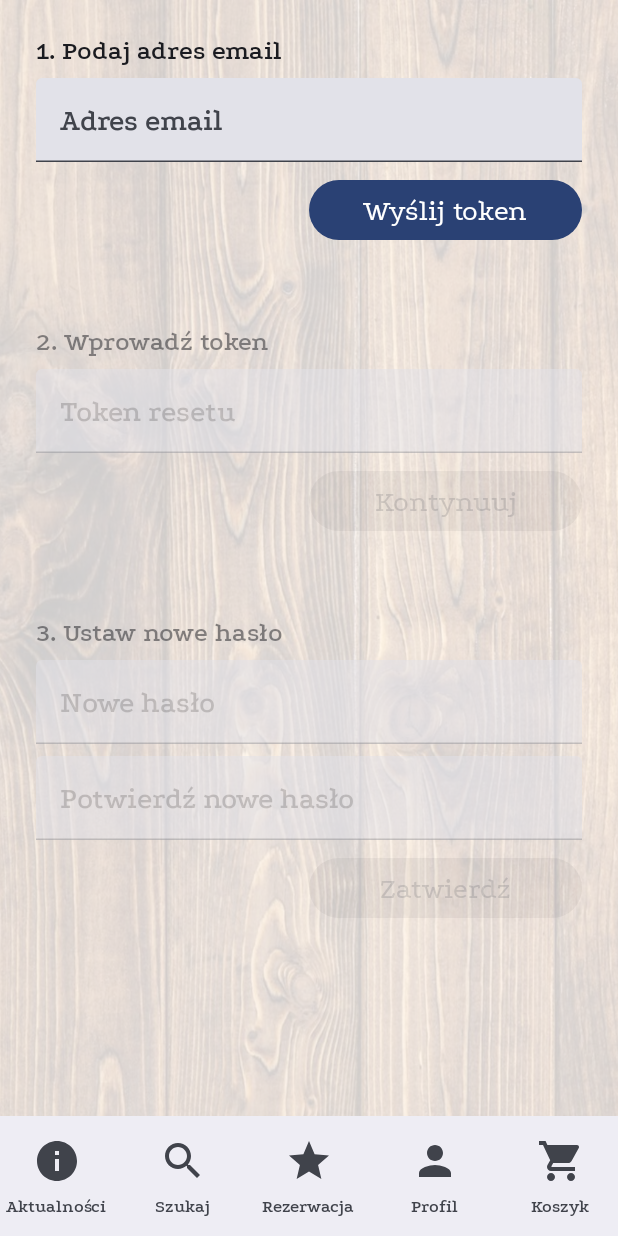
After one commit to JakubWieclaw/restaurant_management_app, an Android app built with Jetpack Compose: the PasswordResetScreen screen opened through its navigation route, on a phone screen of 412 x 824 dp. The commit adds this screen. Run offline under Robolectric (Android 15) with nearby library versions, the phone set to English and light mode, and no system bars; 1 statement that could not run was skipped.

Commit message:
Add password resetting procedure

```diff
--- a/app/src/main/java/com/example/restaurantmanagementapp/HomeScreen/Navigation.kt
+++ b/app/src/main/java/com/example/restaurantmanagementapp/HomeScreen/Navigation.kt
@@ -8,6 +8,7 @@ import com.example.restaurantmanagementapp.LoginScreen.LoginScreen
 import com.example.restaurantmanagementapp.CartScreen.CartScreen
 import com.example.restaurantmanagementapp.CartScreen.PaymentConfirm
 import com.example.restaurantmanagementapp.FavouriteMealsScreen.FavouriteMeals
+import com.example.restaurantmanagementapp.LoginScreen.PasswordResetScreen
 import com.example.restaurantmanagementapp.MealListScreen.MealList
 import com.example.restaurantmanagementapp.MealDetailsScreen.MealScreen
 import com.example.restaurantmanagementapp.RestaurantInfoScreen.RestaurantInfo
@@ -82,7 +83,9 @@ fun SetupNavGraph(
         composable("suggestionform"){
             SuggestionForm(authViewModel=authViewModel,navController=navController)
         }
-
+        composable("passwordreset"){
+            PasswordResetScreen(navController)
+        }
         composable("paymentconfirm"){
             PaymentConfirm(orderViewModel=orderViewModel,authViewModel=authViewModel,navController = navController)
         }
--- a/app/src/main/java/com/example/restaurantmanagementapp/HomeScreen/SplashScreen.kt
+++ b/app/src/main/java/com/example/restaurantmanagementapp/HomeScreen/SplashScreen.kt
@@ -137,6 +137,7 @@ fun SplashScreen(categoriesViewModel: CategoriesViewModel, mealsViewModel: Meals
         //mealsViewModel.meals = TestData.mealListSample
 
         navigateToScreen("restaurantinfo", navController)
+        //navigateToScreen("passwordreset",navController)
     }
 
     // UI
--- /dev/null
+++ b/app/src/main/java/com/example/restaurantmanagementapp/LoginScreen/PasswordResetScreen.kt
@@ -0,0 +1,247 @@
+package com.example.restaurantmanagementapp.LoginScreen
+
+import android.widget.Toast
+import androidx.compose.foundation.layout.*
+import androidx.compose.material3.*
+import androidx.compose.runtime.*
+import androidx.compose.ui.Alignment
+import androidx.compose.ui.Modifier
+import androidx.compose.ui.draw.alpha
+import androidx.compose.ui.platform.LocalContext
+import androidx.compose.ui.text.input.PasswordVisualTransformation
+import androidx.compose.ui.unit.dp
+import androidx.compose.ui.unit.sp
+import androidx.navigation.NavController
+import com.example.restaurantmanagementapp.HomeScreen.navigateToScreen
+import com.example.restaurantmanagementapp.apithings.CallbackHandler
+import com.example.restaurantmanagementapp.apithings.RequestClasses.CouponServer
+import com.example.restaurantmanagementapp.apithings.RetrofitInstance
+import com.google.gson.Gson
+import com.google.gson.reflect.TypeToken
+
+@Composable
+fun PasswordResetScreen(navController: NavController) {
+    var currentStep by remember { mutableStateOf(1) } // Śledzi aktualny krok
+    var email by remember { mutableStateOf("") }
+    var resetToken by remember { mutableStateOf("") }
+    var password by remember { mutableStateOf("") }
+    var confirmPassword by remember { mutableStateOf("") }
+    var message1 by remember { mutableStateOf("") }
+    var message2 by remember { mutableStateOf("") }
+    var message3 by remember { mutableStateOf("") }
+    val context = LocalContext.current
+
+    Column(
+        modifier = Modifier
+            .fillMaxSize()
+            .padding(16.dp),
+        horizontalAlignment = Alignment.CenterHorizontally
+    ) {
+        // Sekcja Kroku 1: Podanie Emaila
+        StepContent(
+            stepNumber = 1,
+            currentStep = currentStep,
+            title = "1. Podaj adres email",
+        ) {
+            TextField(
+                value = email,
+                onValueChange = { email = it;message1="" },
+                label = { Text("Adres email") },
+                enabled = currentStep == 1,
+                modifier = Modifier.fillMaxWidth()
+            )
+            Spacer(modifier = Modifier.height(8.dp))
+            Row(modifier = Modifier.fillMaxWidth()){
+                Spacer(modifier = Modifier.weight(0.5f))
+                Button(
+                    onClick = {
+                        try{
+                            val response = RetrofitInstance.api.forgotPassword(email = email)
+                            response.enqueue(
+                                CallbackHandler(
+                                    onSuccess = { responseBody ->
+                                        message1 = "Sukces! Sprawdź pocztę email"
+                                        currentStep = 2
+                                    },
+                                    onError = {code, errorBody ->
+                                        if(code==204){
+                                            message1 = "Sukces! Sprawdź pocztę email"
+                                            currentStep = 2
+                                        }else{
+                                            message1 = "Błąd serwera, spróbuj ponownie"
+                                            println("\t* Błąd: $code")
+                                            println("\t* Treść błędu: $errorBody")}
+                                        }
+                                        ,
+                                    onFailure = {throwable ->
+                                        println("\t* Request failed: ${throwable.message}")
+                                        message1 = "Odrzucono zapytanie"
+                                    }
+                                )
+                            )
+                        }catch (e: Exception){
+                            println("\t* Error: ${e.message}")
+                        }
+                              },
+                    enabled = currentStep == 1,
+                    modifier = Modifier.weight(0.5f)
+                ) {
+                    Text("Wyślij token")
+                }
+            }
+            Text(message1)
+        }
+
+        Spacer(modifier = Modifier.height(16.dp))
+
+        // Sekcja Kroku 2: Wprowadzenie tokena
+        StepContent(
+            stepNumber = 2,
+            currentStep = currentStep,
+            title = "2. Wprowadź token"
+        ) {
+            TextField(
+                value = resetToken,
+                onValueChange = { resetToken = it;message2="" },
+                label = { Text("Token resetu") },
+                enabled = currentStep == 2,
+                modifier = Modifier.fillMaxWidth()
+            )
+            Spacer(modifier = Modifier.height(8.dp))
+            Row(modifier = Modifier.fillMaxWidth()){
+                Spacer(modifier = Modifier.weight(0.5f))
+                Button(
+                    onClick = {
+                        try{
+                            val response = RetrofitInstance.api.getResetPassword(token = resetToken)
+                            response.enqueue(
+                                CallbackHandler(
+                                    onSuccess = { responseBody ->
+                                        message2 = "Wprowadzono token"
+                                        currentStep = 3
+                                    },
+                                    onError = {code, errorBody ->
+                                        if(code==204){
+                                            message2 = "Wprowadzono token"
+                                            currentStep = 2
+                                        }else{
+                                            if(code == 404){
+                                                message2 = "Błędny token"
+                                            }
+                                            println("\t* Błąd: $code")
+                                            println("\t* Treść błędu: $errorBody")}
+                                    },
+                                    onFailure = {throwable ->
+                                        println("\t* Request failed: ${throwable.message}")}
+                                )
+                            )
+                        }catch (e: Exception){
+                            println("\t* Error: ${e.message}")
+                        }
+                              },
+                    enabled = currentStep == 2,
+                    modifier = Modifier.weight(0.5f)
+                ) {
+                    Text("Kontynuuj")
+                }
+            }
+            Text(message2)
+        }
+
+        Spacer(modifier = Modifier.height(16.dp))
+
+        // Sekcja Kroku 3: Ustawienie nowego hasła
+        StepContent(
+            stepNumber = 3,
+            currentStep = currentStep,
+            title = "3. Ustaw nowe hasło"
+        ) {
+            TextField(
+                value = password,
+                onValueChange = { password = it },
+                label = { Text("Nowe hasło") },
+                visualTransformation = PasswordVisualTransformation(),
+                enabled = currentStep == 3,
+                modifier = Modifier.fillMaxWidth()
+            )
+            Spacer(modifier = Modifier.height(8.dp))
+            TextField(
+                value = confirmPassword,
+                onValueChange = { confirmPassword = it;message3="" },
+                label = { Text("Potwierdź nowe hasło") },
+                visualTransformation = PasswordVisualTransformation(),
+                enabled = currentStep == 3,
+                modifier = Modifier.fillMaxWidth()
+            )
+            Spacer(modifier = Modifier.height(8.dp))
+            Row(modifier = Modifier.fillMaxWidth()){
+                Spacer(modifier = Modifier.weight(0.5f))
+                Button(
+                    onClick = {
+                        if(password!=confirmPassword){
+                            message3 = "Hasła są różne"
+                        }else {
+                            try {
+                                val response = RetrofitInstance.api.postResetPassword(
+                                    token = resetToken,
+                                    newPassword = password
+                                )
+                                response.enqueue(
+                                    CallbackHandler(
+                                        onSuccess = { responseBody ->
+                                            navigateToScreen("loginscreen", navController)
+                                            Toast.makeText(context,"Pomyślnie zmieniono hasło",Toast.LENGTH_LONG).show()
+                                        },
+                                        onError = { code, errorBody ->
+                                            if(code==204){
+                                                navigateToScreen("loginscreen", navController)
+                                            }else {
+                                                println("\t* Błąd: $code")
+                                                println("\t* Treść błędu: $errorBody")
+                                            }
+                                                  },
+                                        onFailure = { throwable ->
+                                            println("\t* Request failed: ${throwable.message}")
+                                        }
+                                    )
+                                )
+                            } catch (e: Exception) {
+                                println("\t* Error: ${e.message}")
+                            }
+                        }
+                              },
+                    enabled = currentStep == 3,
+                    modifier = Modifier.weight(0.5f)
+                ) {
+                    Text("Zatwierdź")
+                }
+            }
+            Text(message3)
+        }
+    }
+}
+
+@Composable
+fun StepContent(
+    stepNumber: Int,
+    currentStep: Int,
+    title: String,
+    content: @Composable ColumnScope.() -> Unit
+) {
+    Column(
+        modifier = Modifier
+            .fillMaxWidth()
+            .padding(8.dp)
+            .then(
+                if (stepNumber > currentStep) Modifier.alpha(0.5f) else Modifier
+            ),
+        verticalArrangement = Arrangement.Center
+    ) {
+        Text(
+            text = title,
+            fontSize = 18.sp,
+            modifier = Modifier.padding(bottom= 8.dp)
+        )
+        content()
+    }
+}
--- a/app/src/main/java/com/example/restaurantmanagementapp/apithings/ApiService.kt
+++ b/app/src/main/java/com/example/restaurantmanagementapp/apithings/ApiService.kt
@@ -55,6 +55,8 @@ interface ApiService {
     @GET("api/coupons/validate")
     fun getCouponValidate(@Query("code")code:String,@Query("customerId")customerId:Int,@Query("mealId")mealId:Int, @Header("Authorization") token :String): Call<ResponseBody>
 
+
+
     //categpry-controller
     @GET("api/categories/all")
     fun getCategories(): Call<ResponseBody>
@@ -62,14 +64,15 @@ interface ApiService {
     //auth-controller
     @POST("auth/register")
     fun register(@Body request: RegisterRequest): Call<ResponseBody>
-//    @GET("auth/password-reset")
-//    fun getResetPassword(): Call<ResponseBody>
-//    @POST("/auth/password-reset")
-//    fun postResetPassword(@Body request: ResetPasswordRequest): Call<ResponseBody>
+    @GET("auth/password-reset")
+    fun getResetPassword(@Query("token") token:String ): Call<ResponseBody>
+    @POST("auth/password-reset")
+    fun postResetPassword(@Query("token") token:String, @Query("newPassword") newPassword:String): Call<ResponseBody>
+
     @POST("auth/login")
     fun login(@Body request: LoginRequest): Call<ResponseBody>
     @POST("/auth/forgot-password")
-    fun forgotPassword(@Body email: String): Call<ResponseBody>
+    fun forgotPassword(@Query("email") email: String): Call<ResponseBody>
 
     //table-reservation-controller
     @GET("/api/reservations/available-hours/{day}")
--- a/app/src/main/java/com/example/restaurantmanagementapp/viewmodels/AuthViewModel.kt
+++ b/app/src/main/java/com/example/restaurantmanagementapp/viewmodels/AuthViewModel.kt
@@ -125,7 +125,8 @@ class AuthViewModel() : ViewModel() {
                 preferences.clear()
             }
         }
-        customerData = null
+        //TODO: Poprawić, bo crashuje gdy customerData staje się null a gdzieś jest wymagane(np. w ustawieniach) jako !!
+        //customerData = null
         isLogged = false
     }
 
```
Also changed, not shown: app/src/main/java/com/example/restaurantmanagementapp/LoginScreen/MainLoginScreen.kt (+6 -46 lines), app/src/main/java/com/example/restaurantmanagementapp/UserPanelScreen/UserPanel.kt (+11 -7 lines).
